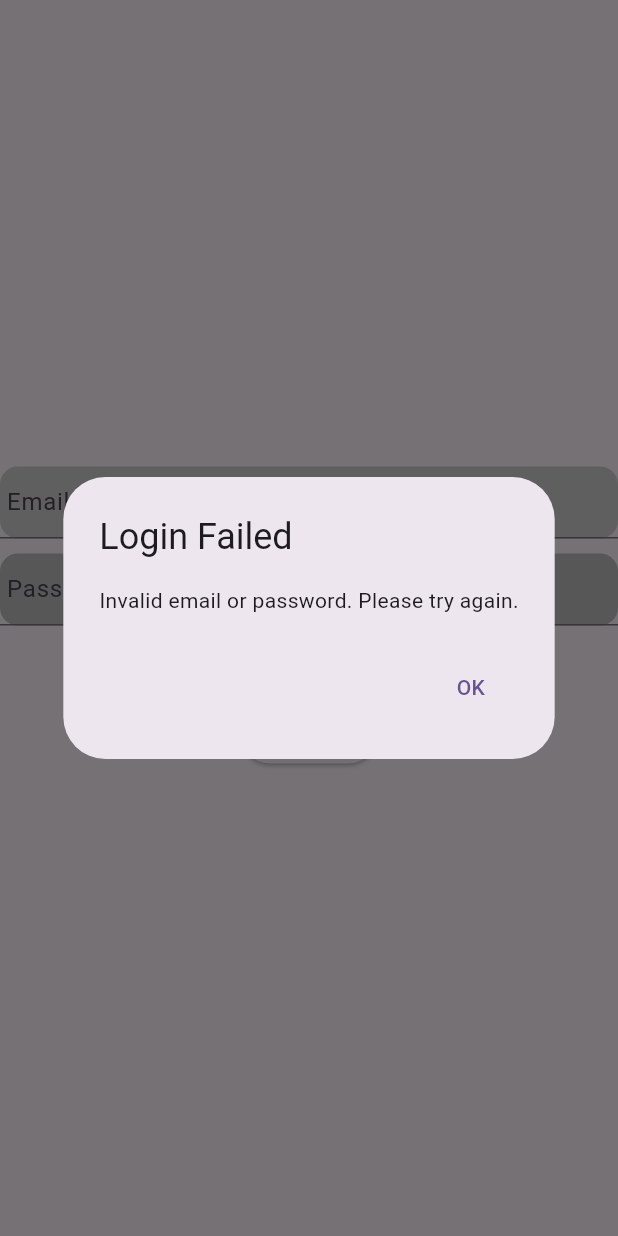
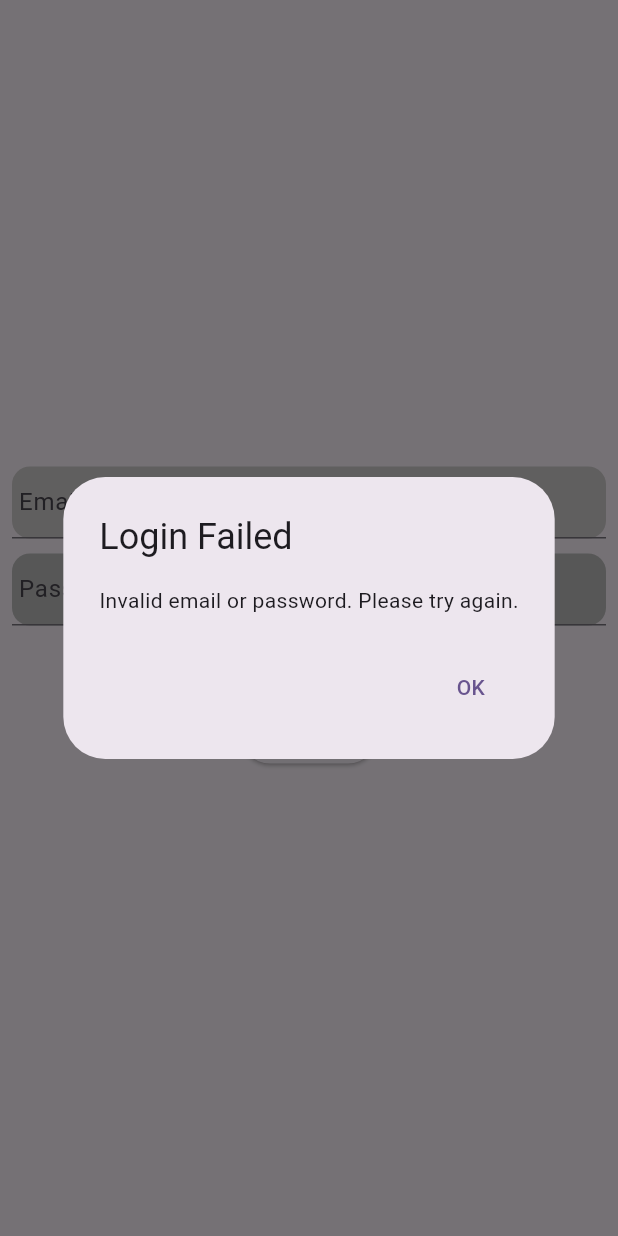
Before and after one commit to Asus90/Weather_APP, a Flutter app: the screen it shows after launch, after a tap on "Login", on a phone screen of 412 x 824 dp. Run offline on Flutter 3.47's test engine with Material 3 defaults, Android fonts, the phone set to English and light mode, and no system bars; our stand-ins replace bloc, cloud_firestore, dartz, firebase_auth, firebase_core, flutter_bloc and 4 more; accounts and stored records are empty.

Commit message:
done 95%

```diff
--- a/weather_app_tutorial/lib/lib/main.dart
+++ b/weather_app_tutorial/lib/lib/main.dart
@@ -15,7 +15,14 @@ import 'package:firebase_core/firebase_core.dart';
 
 Future<void>  main()async {
   WidgetsFlutterBinding.ensureInitialized();
-  Firebase.initializeApp();
+  Firebase.initializeApp(
+    options: FirebaseOptions(
+      apiKey: "AIzaSyDVJ90dDTA2WXePp1hd8pssqhghzSqvyIE",
+      appId: "1:360338590406:android:f0ebd70b864acc30df25c7",
+      messagingSenderId: "360338590406",
+      projectId: "weatherapp123-99af7",
+    ),
+  );
 
   runApp(const MyApp());
 }
--- a/weather_app_tutorial/lib/lib/presentation/pages/Widgets/search.dart
+++ b/weather_app_tutorial/lib/lib/presentation/pages/Widgets/search.dart
@@ -25,7 +25,7 @@ class HomeSection extends StatelessWidget {
         children: [
           BlocBuilder<HomeblocBloc, HomeblocState>(
             builder: (context, state1) {
-              print("HomeblocBloc State: $state1");
+
               if (state1.Islooding) {
                 return CircularProgressIndicator(
                   strokeWidth: 2,
--- a/weather_app_tutorial/lib/lib/presentation/pages/loginPage/Widgets/loginwidgets.dart
+++ b/weather_app_tutorial/lib/lib/presentation/pages/loginPage/Widgets/loginwidgets.dart
@@ -2,6 +2,7 @@ import 'package:cloud_firestore/cloud_firestore.dart';
 import 'package:firebase_auth/firebase_auth.dart';
 import 'package:flutter/material.dart';
 import 'package:weather_app_tutorial/lib/presentation/pages/Home_page.dart';
+import 'package:weather_app_tutorial/lib/presentation/pages/loginPage/Widgets/loginFirebase.dart';
 import 'package:weather_app_tutorial/lib/presentation/pages/loginPage/signup.dart';
 
 class LoginWidget extends StatelessWidget {
@@ -18,7 +19,9 @@ class LoginWidget extends StatelessWidget {
 
   @override
   Widget build(BuildContext context) {
-    return SizedBox(
+    return Padding(
+      padding: const EdgeInsets.all(8.0),
+      child: SizedBox(
         height: MediaQuery.of(context).size.height,
         width: MediaQuery.of(context).size.width,
         child: Column(
@@ -47,13 +50,14 @@ class LoginWidget extends StatelessWidget {
             ),
             ElevatedButton(
               onPressed: () async {
-              if(_pass.text.isEmpty || _email.text.isEmpty){
+                if (_pass.text.isEmpty || _email.text.isEmpty) {
                   showDialog(
                       context: context,
                       builder: (BuildContext context) {
                         return AlertDialog(
                           title: Text('Login Failed'),
-            content: Text('Invalid email or password. Please try again.'),
+                          content: Text(
+                              'Invalid email or password. Please try again.'),
                           actions: [
                             TextButton(
                               onPressed: () {
@@ -62,48 +66,27 @@ class LoginWidget extends StatelessWidget {
                               child: Text('OK'),
                             ),
                           ],
-          );});
+                        );
+                      });
+                }else{
+
+                await loginFirebaseLogic(context,_pass,_email);
                 }
-              await loginFirebaseLogic(context);
               },
               child: Text("Login"),
             ),
-
             ElevatedButton(
               onPressed: () async {
-              Navigator.of(context).push(MaterialPageRoute(builder: (context) => Signup(),));
-
+                Navigator.of(context).push(MaterialPageRoute(
+                  builder: (context) => Signup(),
+                ));
               },
               child: Text("Signup"),
             ),
           ],
-
-
+        ),
       ),
     );
   }
 
-    Future<void> loginFirebaseLogic(BuildContext ctx) async {
-    if (_pass.text.isNotEmpty && _email.text.isNotEmpty) {
-      try {
-        final userData = await FirebaseAuth.instance.createUserWithEmailAndPassword(
-          email: _email.text,
-          password: _pass.text,
-        );
-
-        if (userData.user != null) {
-          await FirebaseFirestore.instance.collection('user').doc(userData.user!.uid).collection("dtls").add({
-            "email": userData.user!.email,
-            'uid': userData.user!.uid,
-          });
-
-
-          Navigator.of(ctx).pushReplacement(MaterialPageRoute(builder: (context) => HomePage()));
 }
-      } catch (e) {
-
-        print('Login failed: $e');
-      }
-    }
-  }
-}
--- a/weather_app_tutorial/lib/lib/presentation/pages/loginPage/signup.dart
+++ b/weather_app_tutorial/lib/lib/presentation/pages/loginPage/signup.dart
@@ -13,7 +13,9 @@ class Signup extends StatelessWidget {
     final _pass = TextEditingController();
 
     return Scaffold(
-      body: SizedBox(
+      body: Padding(
+        padding: const EdgeInsets.all(8.0),
+        child: SizedBox(
           height: MediaQuery.of(context).size.height,
           width: MediaQuery.of(context).size.width,
           child: Column(
@@ -64,6 +66,7 @@ class Signup extends StatelessWidget {
         );
             } else {
         await signupUser(context, _pass, _email);
+
             }
           },
           child: Text("Signup"),
@@ -72,6 +75,7 @@ class Signup extends StatelessWidget {
             ],
           ),
         ),
+      ),
     );
   }
 }
--- a/weather_app_tutorial/lib/lib/presentation/pages/splashScreen.dart
+++ b/weather_app_tutorial/lib/lib/presentation/pages/splashScreen.dart
@@ -1,5 +1,7 @@
 import 'dart:async';
 
+import 'package:cloud_firestore/cloud_firestore.dart';
+import 'package:firebase_auth/firebase_auth.dart';
 import 'package:flutter/material.dart';
 import 'package:location/location.dart';
 import 'package:weather_app_tutorial/lib/core/const.dart';
@@ -30,10 +32,24 @@ class _SplashScreenState extends State<SplashScreen> {
   }
 
   splashScreen() async {
+    final bool userExists = await CheckUser();
     await Future.delayed(Duration(seconds: 3), () {
       Navigator.of(context).pushReplacement(MaterialPageRoute(
-        builder: (context) => LoginPage(),
+        builder: (context) => userExists ? HomePage() : LoginPage(),
       ));
     });
   }
 }
+
+Future<bool> CheckUser() async {
+  final uid = FirebaseAuth.instance.currentUser?.uid;
+
+  final result = await FirebaseFirestore.instance.collection('user').doc(uid).get();
+  print(result.id==uid);
+  if(result.id==uid){
+
+  return true;
+  }else{
+    return false;
+  }
+}
```
Also changed, not shown: weather_app_tutorial/lib/lib/Application/Current_Location/bloc/current_loccation_bloc.dart (+26 -11 lines), weather_app_tutorial/lib/lib/presentation/pages/Widgets/homeScreenPad.dart (+5 -3 lines), weather_app_tutorial/lib/lib/presentation/pages/loginPage/Widgets/loginFirebase.dart (added, +32 -0 lines), weather_app_tutorial/lib/lib/presentation/pages/loginPage/Widgets/signupWidget.dart (+12 -20 lines). Lines whose indentation alone changed are shown as unchanged.
